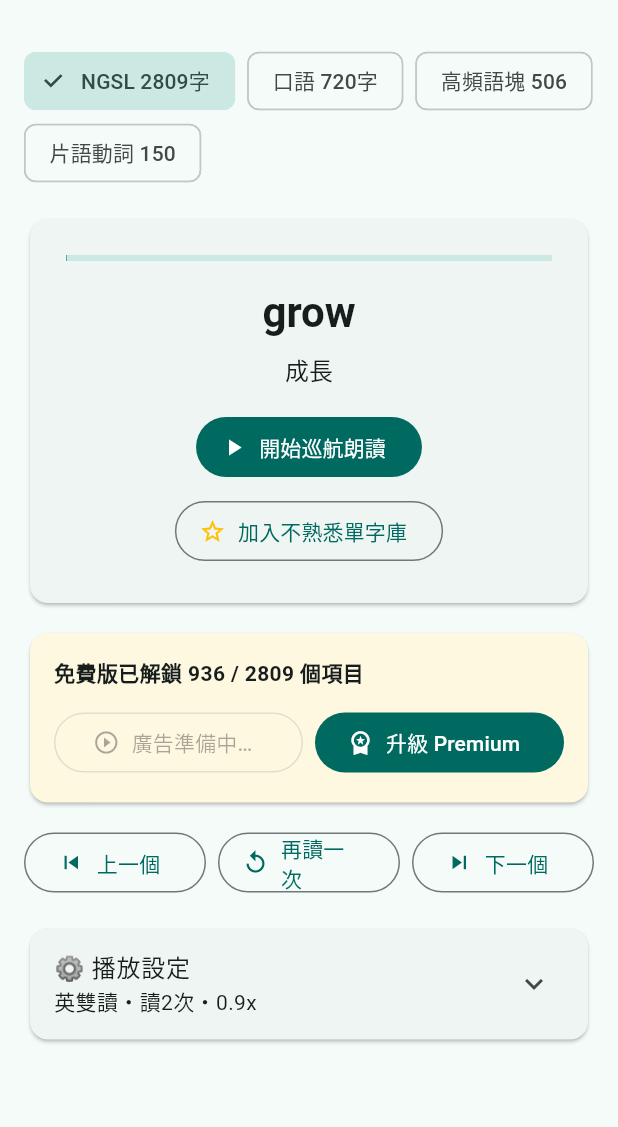
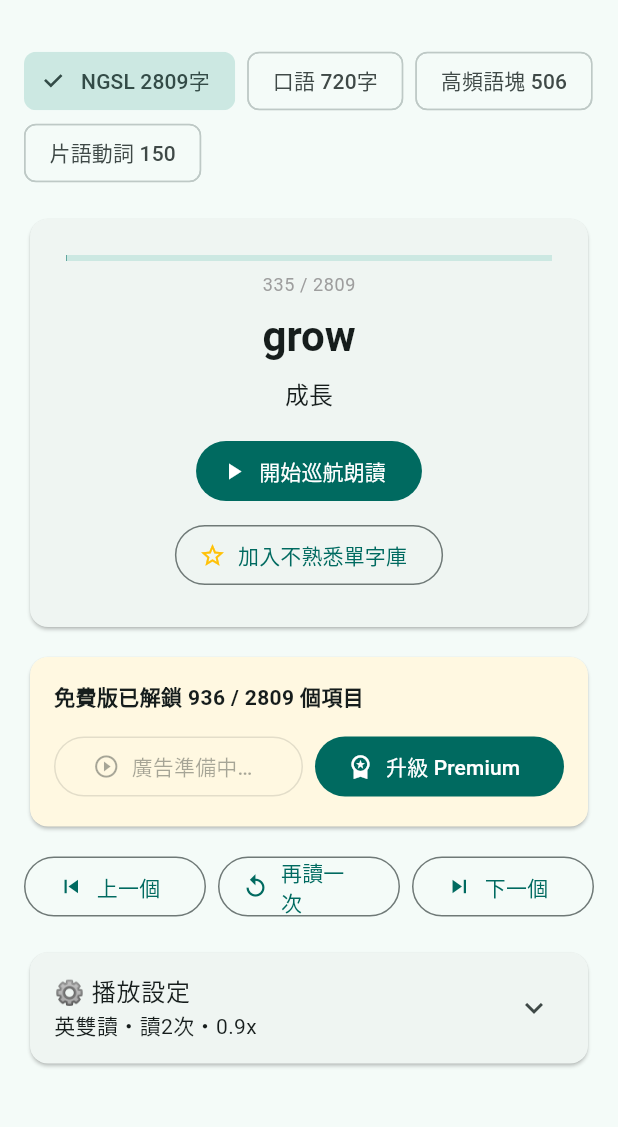
Before and after one commit to lawrence124875/english-learning-app, a Flutter app: the screen it shows after launch, on a phone screen of 412 x 824 dp, the part 63-1190 px from its top. Run offline on Flutter 3.47's test engine with Material 3 defaults, Android fonts, the phone set to English and light mode, and no system bars; our stand-ins replace audio_service, cloud_firestore, firebase_core, firebase_crashlytics, firebase_storage, flutter_local_notifications and 5 more; missing offline and left inert: purchases_flutter; accounts and stored records are empty; network calls fail.

Commit message:
在播放卡片顯示目前單字在整份教材中的編號（例如 128/2809）

```diff
--- a/lib/presentation/screens/home_screen.dart
+++ b/lib/presentation/screens/home_screen.dart
@@ -142,7 +142,16 @@ class _PlaybackCard extends StatelessWidget {
         child: Column(
           children: [
             LinearProgressIndicator(value: appState.progressRatio),
-            const SizedBox(height: 16),
+            const SizedBox(height: 8),
+            if (appState.currentWordNumber != null)
+              Text(
+                '${appState.currentWordNumber} / ${appState.currentDataset.items.length}',
+                style: Theme.of(context)
+                    .textTheme
+                    .bodySmall
+                    ?.copyWith(color: Colors.grey),
+              ),
+            const SizedBox(height: 8),
             GestureDetector(
               onTap: appState.replay,
               child: Column(
```
Also changed, not shown: lib/presentation/providers/app_state.dart (+8 -0 lines).
